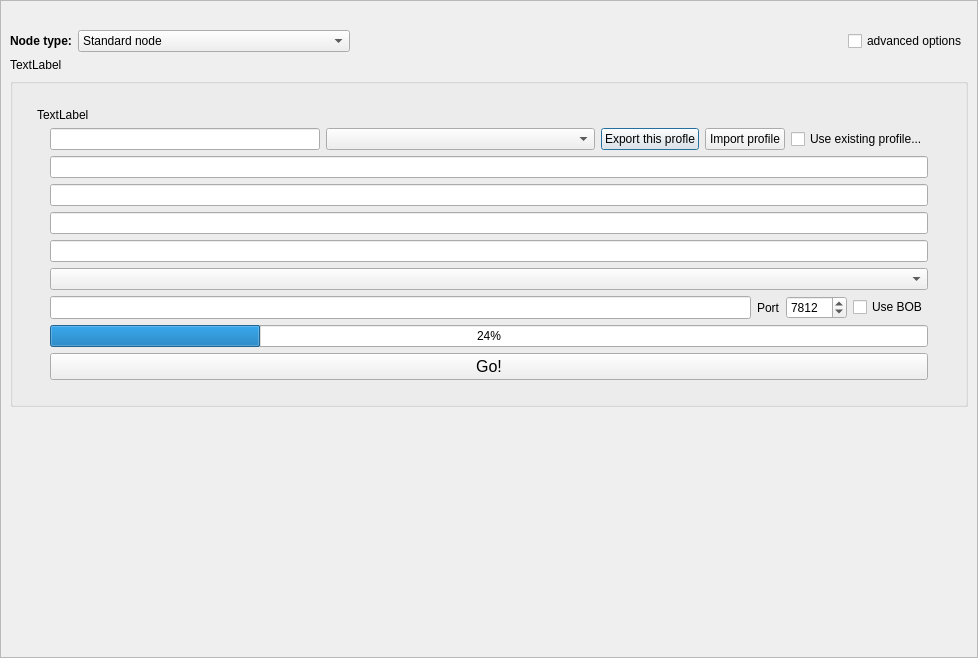
First picture: the form in retroshare-gui/src/gui/GenCertDialog.ui, repository RetroShare/RetroShare, before the edit.
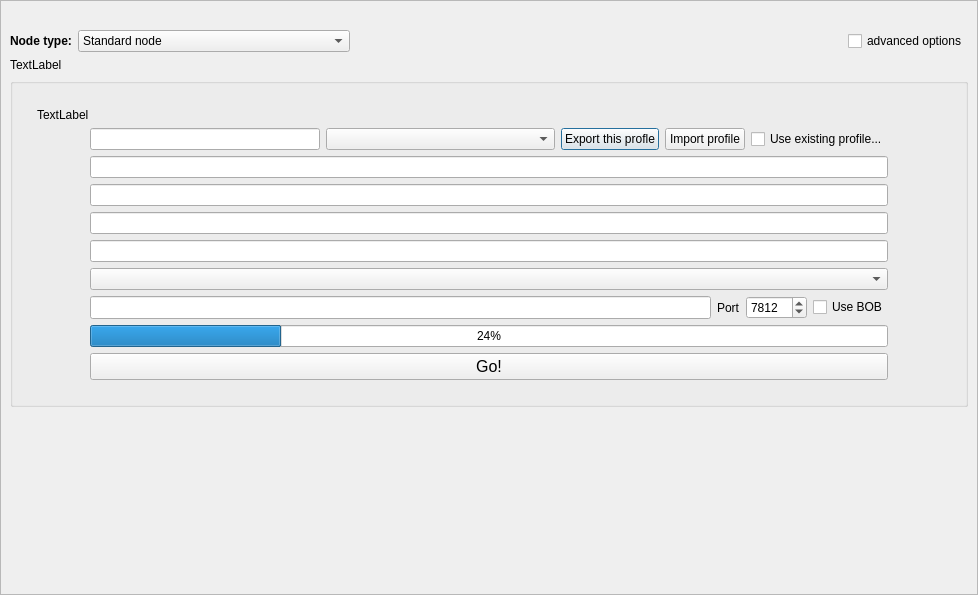
Second picture: the form after the edit. Icons and pictures are not drawn.

The edit to the form file:
```diff
--- a/retroshare-gui/src/gui/GenCertDialog.ui
+++ b/retroshare-gui/src/gui/GenCertDialog.ui
@@ -7,7 +7,7 @@
     <x>0</x>
     <y>0</y>
     <width>978</width>
-    <height>658</height>
+    <height>595</height>
    </rect>
   </property>
   <property name="windowTitle">
@@ -168,6 +168,12 @@
          </property>
          <item row="1" column="0">
           <layout class="QGridLayout" name="profilGLayout">
+           <property name="leftMargin">
+            <number>40</number>
+           </property>
+           <property name="rightMargin">
+            <number>40</number>
+           </property>
            <item row="14" column="2">
             <widget class="QComboBox" name="keylength_comboBox">
              <property name="sizePolicy">
```
Left out of the diff: 12 changed lines with no effect on the pictures.
